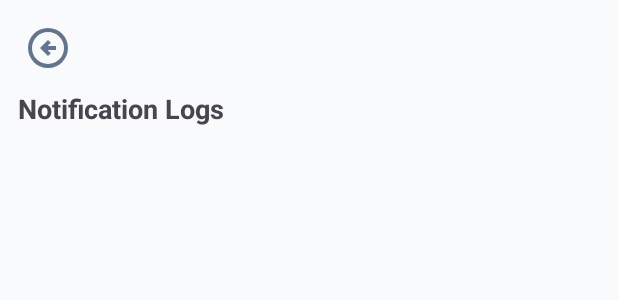
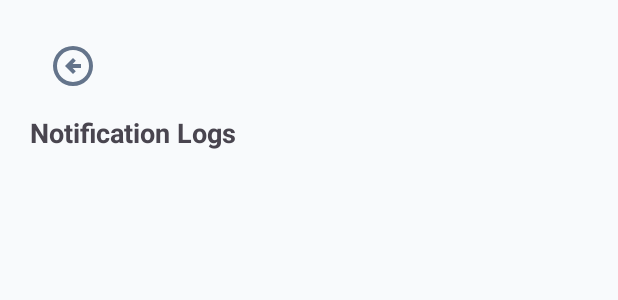
Before and after one commit to CMPUT301F25-Cypher/cypher-events, an Android app: the layout fragment_admin_manage_notifications.xml on its own in the app's theme, with its tools: preview values and no code run, on a phone screen of 412 x 824 dp. Shown: the top 300 px of the screen. Run offline under Robolectric (Android 15) with nearby library versions, the phone set to English and light mode, and no system bars.

Commit message:
updated admin back button

```diff
--- a/app/src/main/res/layout/fragment_admin_manage_notifications.xml
+++ b/app/src/main/res/layout/fragment_admin_manage_notifications.xml
@@ -4,30 +4,30 @@
     android:layout_width="match_parent"
     android:layout_height="match_parent"
     android:orientation="vertical"
-    android:padding="12dp"
+    android:padding="20dp"
     tools:context=".ui.admin.AdminManageNotificationsFragment">
 
     <ImageButton
         android:id="@+id/btnBack"
-        android:layout_width="40dp"
-        android:layout_height="40dp"
-        android:src="@drawable/ic_back_button"
+        android:layout_width="57dp"
+        android:layout_height="48dp"
+        android:background="?attr/selectableItemBackgroundBorderless"
         android:contentDescription="Back"
-        android:background="?attr/selectableItemBackgroundBorderless" />
+        android:src="@drawable/ic_back_button" />
 
     <TextView
-        android:layout_width="match_parent"
+        android:layout_width="wrap_content"
         android:layout_height="wrap_content"
+        android:paddingTop="8dp"
+        android:paddingBottom="8dp"
         android:text="Notification Logs"
-        android:textStyle="bold"
         android:textSize="18sp"
-        android:paddingTop="8dp"
-        android:paddingBottom="8dp" />
+        android:textStyle="bold" />
 
     <ListView
         android:id="@+id/lvNotificationLogs"
         android:layout_width="match_parent"
-        android:layout_height="0dp"
+        android:layout_height="529dp"
         android:layout_weight="1" />
 
 </LinearLayout>
```
Also changed, not shown: app/src/main/res/layout/fragment_admin_manage_organizers.xml (+6 -5 lines).
